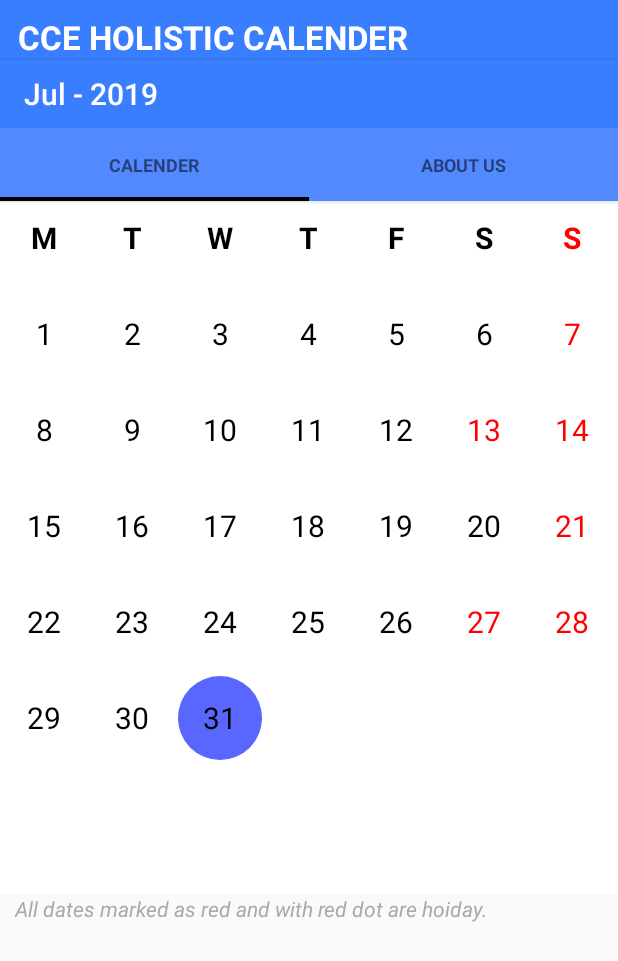
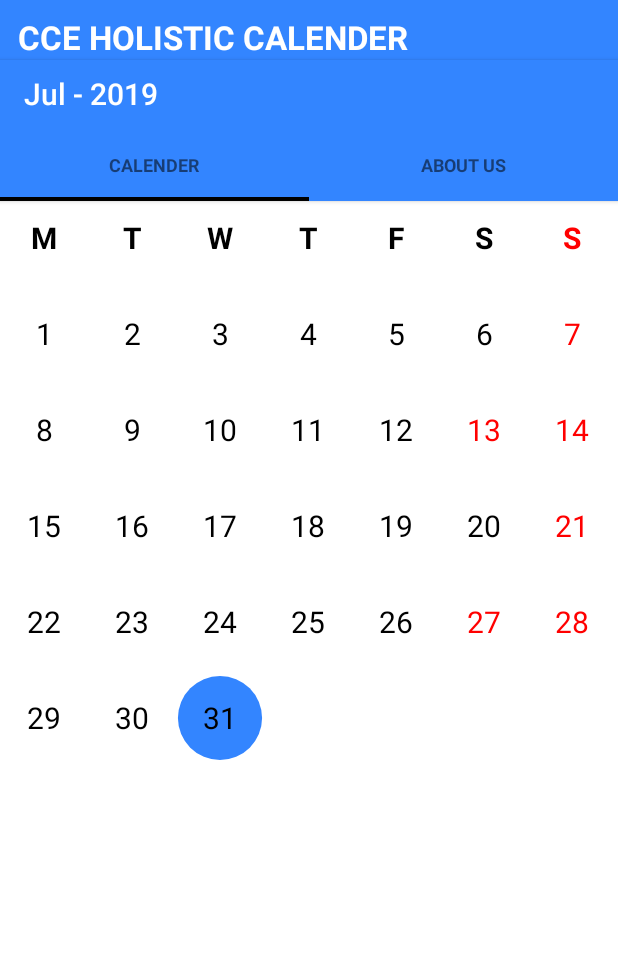
Before and after one commit to VidhwanJava/CCE_Calendar, an Android app: the screen it shows after launch (MainActivity), on a phone screen of 412 x 824 dp. Shown: the top 961 px of the screen. Run offline under Robolectric (Android 15) with nearby library versions, the phone set to English and light mode, and no system bars.

Commit message:
minor fixes

```diff
--- a/library/src/main/java/com/github/sundeepk/compactcalendarview/CompactCalendarController.java
+++ b/library/src/main/java/com/github/sundeepk/compactcalendarview/CompactCalendarController.java
@@ -360,6 +360,7 @@ class CompactCalendarController {
         if(shouldSelectFirstDayOfMonthOnScroll){
             setCalenderToFirstDayOfMonth(calendarWithFirstDayOfMonth, currentCalender.getTime(), 0, 1);
             setCurrentDate(calendarWithFirstDayOfMonth.getTime());
+
         }
         performMonthScrollCallback();
     }
--- a/sample/src/main/res/layout/activity_main.xml
+++ b/sample/src/main/res/layout/activity_main.xml
@@ -13,7 +13,7 @@
         android:layout_width="match_parent"
         android:layout_height="40dp"
         android:autoSizeTextType="uniform"
-        android:background="#397eff"
+        android:background="@color/light_blue"
         android:paddingLeft="12dp"
         android:paddingTop="10dp"
         android:text="CCE HOLISTIC CALENDER"
@@ -32,7 +32,7 @@
         android:layout_width="match_parent"
         android:layout_height="wrap_content"
         android:elevation="2dp"
-        android:background="#5389ff"/>
+        android:background="@color/light_blue"/>
 
     <android.support.v4.view.ViewPager
         android:id="@+id/pager"
--- a/sample/src/main/res/layout/main_tab.xml
+++ b/sample/src/main/res/layout/main_tab.xml
@@ -4,6 +4,7 @@
     android:id="@+id/main_content"
     android:layout_width="match_parent"
     android:layout_height="match_parent"
+    android:background="@android:color/background_light"
     android:animateLayoutChanges="true">
 
 
@@ -15,13 +16,15 @@
         <com.github.sundeepk.compactcalendarview.CompactCalendarView
             android:id="@+id/compactcalendar_view"
             android:layout_width="wrap_content"
-            android:layout_height="462dp"
+            android:layout_height="433dp"
+            android:scrollbarAlwaysDrawHorizontalTrack="false"
+            android:scrollbarAlwaysDrawVerticalTrack="false"
             app:compactCalendarBackgroundColor="@android:color/background_light"
             app:compactCalendarCurrentDayBackgroundColor="?attr/colorButtonNormal"
             app:compactCalendarCurrentDayIndicatorStyle="fill_large_indicator"
-            app:compactCalendarCurrentSelectedDayBackgroundColor="#5381ff"
+            app:compactCalendarCurrentSelectedDayBackgroundColor="@color/light_blue"
             app:compactCalendarEventIndicatorStyle="small_indicator"
-            app:compactCalendarOtherMonthDaysTextColor="#534c4c"
+            app:compactCalendarOtherMonthDaysTextColor="@color/light_blue"
             app:compactCalendarShouldSelectFirstDayOfMonthOnScroll="true"
             app:compactCalendarTargetHeight="450dp"
             app:compactCalendarTextColor="@android:color/background_dark"
@@ -69,6 +72,17 @@
             android:text="Expose animation"
             android:visibility="gone" />
 
+        <ListView
+            android:id="@+id/bookings_listview"
+            android:layout_width="match_parent"
+            android:layout_height="wrap_content"
+            android:background="@android:color/background_light"
+            android:clickable="false"
+            android:visibility="visible"
+            tools:layout_editor_absoluteY="451dp">
+
+        </ListView>
+
         <TextView
             android:id="@+id/textView"
             android:layout_width="match_parent"
@@ -76,17 +90,8 @@
             android:paddingLeft="10dp"
             android:text="@string/all_dates_marked_as_red_and_with_red_dot_are_hoiday"
             android:textColor="@android:color/darker_gray"
-            android:textStyle="italic" />
-
-        <ListView
-            android:id="@+id/bookings_listview"
-            android:layout_width="match_parent"
-            android:layout_height="wrap_content"
-            android:clickable="false"
-            android:visibility="visible"
-            tools:layout_editor_absoluteY="451dp">
-
-        </ListView>
+            android:textStyle="italic"
+            android:visibility="invisible" />
     </LinearLayout>
 
 
--- a/sample/src/main/res/layout/tool_bar.xml
+++ b/sample/src/main/res/layout/tool_bar.xml
@@ -2,6 +2,6 @@
 <android.support.v7.widget.Toolbar xmlns:android="http://schemas.android.com/apk/res/android"
     android:layout_width="match_parent"
     android:layout_height="wrap_content"
-    android:background="#397eff"
+    android:background="@color/light_blue"
     android:elevation="2dp"
     android:theme="@style/Base.ThemeOverlay.AppCompat.Dark" />
--- a/sample/src/main/res/values/colors.xml
+++ b/sample/src/main/res/values/colors.xml
@@ -1,5 +1,5 @@
 <?xml version="1.0" encoding="utf-8"?>
     <resources>
         <color name="black">#000</color>
-        <color name="dark_red">#5967ff</color>
+        <color name="light_blue">#3385ff</color>
     </resources>
```
Also changed, not shown: sample/src/main/java/sundeepk/github/com/sample/CompactCalendarTab.java (+4 -21 lines).
